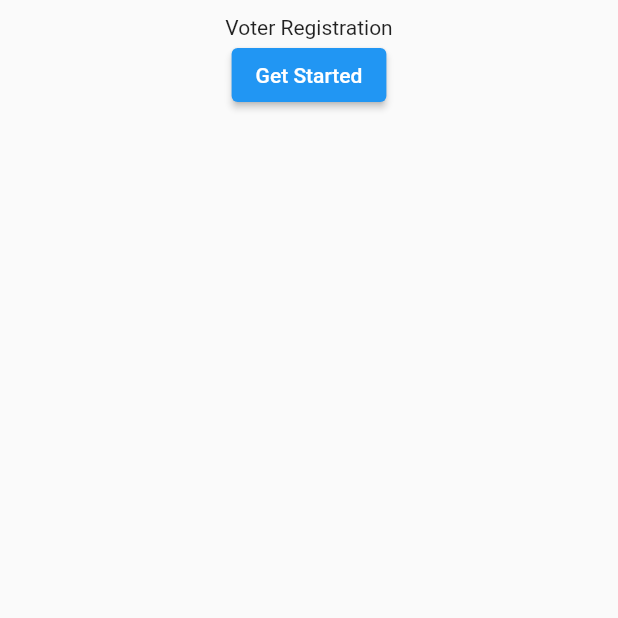
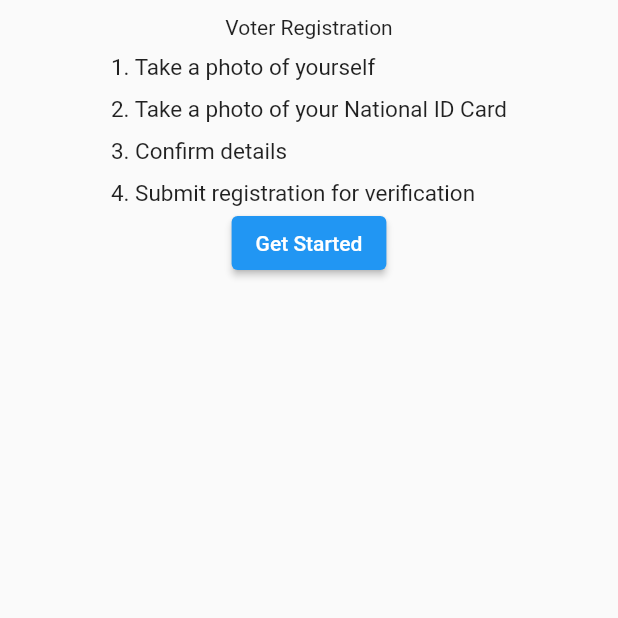
Before and after one commit to EdwinWalela/jamiiclient, a Flutter app: the screen it shows after launch, on a phone screen of 412 x 824 dp, the top half of it. Run offline on Flutter 3.47's test engine with Material 2 defaults, Android fonts, the phone set to English and light mode, and no system bars; our stand-ins replace flutter_svg, socket_io_client; missing offline and left inert: cryptography.

Commit message:
registration steps

```diff
--- a/lib/src/screens/registration/Intro.dart
+++ b/lib/src/screens/registration/Intro.dart
@@ -10,7 +10,19 @@ class Intro extends StatelessWidget {
     return Padding(
       padding: EdgeInsets.all(10),
       child: Column(
-        children: [header, buildButton("Get Started", pageController)],
+        children: [
+          header,
+          Column(
+            crossAxisAlignment: CrossAxisAlignment.start,
+            children: [
+              buildSteps("1. Take a photo of yourself"),
+              buildSteps("2. Take a photo of your National ID Card"),
+              buildSteps("3. Confirm details"),
+              buildSteps("4. Submit registration for verification"),
+            ],
+          ),
+          buildButton("Get Started", pageController),
+        ],
       ),
     );
   }
@@ -24,6 +36,18 @@ class Intro extends StatelessWidget {
       child: Text(buttonText),
     );
   }
+
+  Widget buildSteps(String content) {
+    return Container(
+      margin: EdgeInsets.only(top: 10),
+      child: Text(
+        content,
+        style: TextStyle(
+          fontSize: 15,
+        ),
+      ),
+    );
+  }
 }
 
 Widget header = Text("Voter Registration");
```
